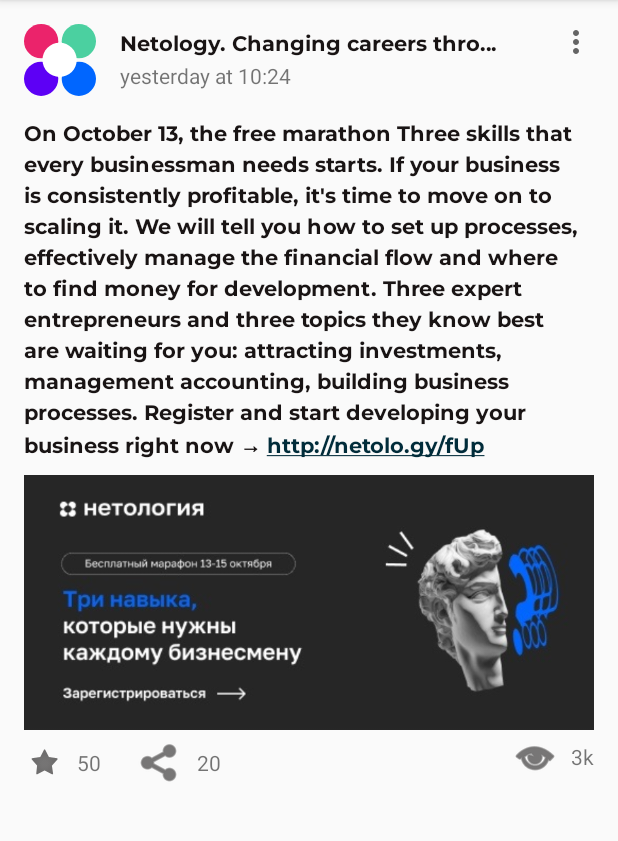
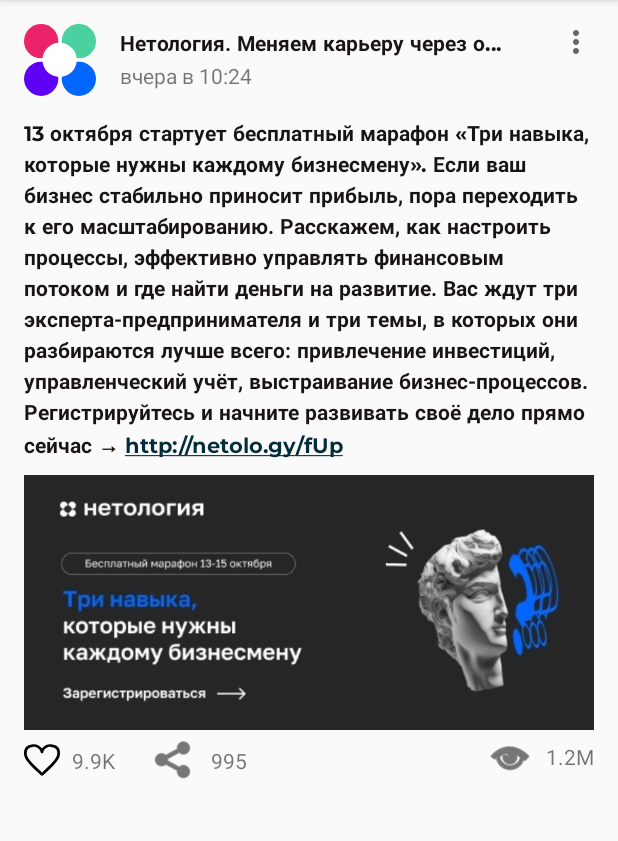
Before and after one commit to kosiginiv83/dz_an13_1.1, an Android app: the screen it shows after launch (MainActivity), on a phone screen of 412 x 824 dp, the part 84-925 px from its top. Run offline under Robolectric (Android 15) with nearby library versions, the phone set to English and light mode, and no system bars.

Commit message:
Added listeners to like and share buttons

```diff
--- a/app/build.gradle
+++ b/app/build.gradle
@@ -16,6 +16,10 @@ android {
         testInstrumentationRunner "androidx.test.runner.AndroidJUnitRunner"
     }
 
+    buildFeatures {
+        viewBinding = true
+    }
+
     buildTypes {
         release {
             minifyEnabled false
@@ -27,11 +31,11 @@ android {
 dependencies {
     implementation fileTree(dir: "libs", include: ["*.jar"])
     implementation "org.jetbrains.kotlin:kotlin-stdlib:$kotlin_version"
-    implementation 'androidx.core:core-ktx:1.1.0'
-    implementation 'androidx.appcompat:appcompat:1.1.0'
-    implementation 'androidx.constraintlayout:constraintlayout:1.1.3'
-    testImplementation 'junit:junit:4.12'
-    androidTestImplementation 'androidx.test.ext:junit:1.1.1'
-    androidTestImplementation 'androidx.test.espresso:espresso-core:3.2.0'
+    implementation 'androidx.core:core-ktx:1.3.2'
+    implementation 'androidx.appcompat:appcompat:1.2.0'
+    implementation 'androidx.constraintlayout:constraintlayout:2.0.2'
+    testImplementation 'junit:junit:4.13.1'
+    androidTestImplementation 'androidx.test.ext:junit:1.1.2'
+    androidTestImplementation 'androidx.test.espresso:espresso-core:3.3.0'
 
 }
--- a/app/src/main/java/ru/netology/nmedia/MainActivity.kt
+++ b/app/src/main/java/ru/netology/nmedia/MainActivity.kt
@@ -1,12 +1,66 @@
-
 package ru.netology.nmedia
 
 import androidx.appcompat.app.AppCompatActivity
 import android.os.Bundle
+import kotlinx.android.synthetic.main.activity_main.*
+import ru.netology.nmedia.databinding.ActivityMainBinding
+import ru.netology.nmedia.dto.Post
+
 
 class MainActivity : AppCompatActivity() {
     override fun onCreate(savedInstanceState: Bundle?) {
         super.onCreate(savedInstanceState)
-        setContentView(R.layout.activity_main)
+        val binding = ActivityMainBinding.inflate(layoutInflater)
+        setContentView(binding.root)
+
+        val post = Post(
+            id = 1,
+            author = "Нетология. Меняем карьеру через образование",
+            content = "13 октября стартует бесплатный марафон «Три навыка, которые нужны каждому бизнесмену». Если ваш бизнес стабильно приносит прибыль, пора переходить к его масштабированию. Расскажем, как настроить процессы, эффективно управлять финансовым потоком и где найти деньги на развитие. Вас ждут три эксперта-предпринимателя и три темы, в которых они разбираются лучше всего: привлечение инвестиций, управленческий учёт, выстраивание бизнес-процессов. Регистрируйтесь и начните развивать своё дело прямо сейчас → http://netolo.gy/fUp",
+            published = "вчера в 10:24",
+            likesCount = 9_999,
+            sharesCount = 995,
+            viewsCount = 1_200_000
+        )
+
+        with(binding) {
+            author.text = post.author
+            published.text = post.published
+            content.text = post.content
+            if (post.likedByMe) btnLike.setImageResource(R.drawable.ic_heart_red)
+            likesCount.text = getFormatNum(post.likesCount)
+            sharesCount.text = getFormatNum(post.sharesCount)
+            viewsCount.text = getFormatNum(post.viewsCount)
+
+            btnLike.setOnClickListener {
+                post.likedByMe = !post.likedByMe
+                btnLike.setImageResource(
+                    if (post.likedByMe) {
+                        post.likesCount++
+                        R.drawable.ic_heart_red
+                    } else {
+                        post.likesCount--
+                        R.drawable.ic_heart2
+                    }
+                )
+                likesCount.text = getFormatNum(post.likesCount)
+            }
+
+            btnShare.setOnClickListener {
+                post.sharesCount++
+                sharesCount.text = getFormatNum(post.sharesCount)
+            }
+        }
+    }
+
+    fun getFormatNum(num: Int) : String {
+        return when(num) {
+            in 0..999 -> num.toString()
+//            in 1000..9_999 -> String.format("%.1f", num / 1000.0) + "K" // format округляет
+            in 1000..9_999 -> "${num / 1000}.${num % 1000 / 100}K"
+            in 10_000..999_999 -> (num / 1000).toString() + "K"
+            in 1_000_000..Int.MAX_VALUE -> "${num/1_000_000}.${num%1_000_000/100_000}M"
+            else -> throw IllegalArgumentException("Некорректное число")
+        }
     }
 }
--- /dev/null
+++ b/app/src/main/java/ru/netology/nmedia/dto/Post.kt
@@ -0,0 +1,13 @@
+package ru.netology.nmedia.dto
+
+
+data class Post (
+    val id: Long,
+    val author: String,
+    val content: String,
+    val published: String,
+    var likedByMe: Boolean = false,
+    var likesCount: Int = 0,
+    var sharesCount: Int = 0,
+    var viewsCount: Int = 0,
+)
--- a/app/src/main/res/drawable/ic_heart.xml
+++ /dev/null
@@ -1,10 +0,0 @@
-<vector xmlns:android="http://schemas.android.com/apk/res/android"
-    android:width="24dp"
-    android:height="24dp"
-    android:viewportWidth="24"
-    android:viewportHeight="24">
-  <path
-      android:fillColor="#FF000000"
-      android:pathData="M12,21.593c-5.63,-5.539 -11,-10.297 -11,-14.402 0,-3.791 3.068,-5.191 5.281,-5.191 1.312,0 4.151,0.501 5.719,4.457 1.59,-3.968 4.464,-4.447 5.726,-4.447 2.54,0 5.274,1.621 5.274,5.181 0,4.069 -5.136,8.625 -11,14.402m5.726,-20.583c-2.203,0 -4.446,1.042 -5.726,3.238 -1.285,-2.206 -3.522,-3.248 -5.719,-3.248 -3.183,0 -6.281,2.187 -6.281,6.191 0,4.661 5.571,9.429 12,15.809 6.43,-6.38 12,-11.148 12,-15.809 0,-4.011 -3.095,-6.181 -6.274,-6.181"
-      android:fillType="evenOdd"/>
-</vector>
--- /dev/null
+++ b/app/src/main/res/drawable/ic_heart_red.xml
@@ -0,0 +1,9 @@
+<vector xmlns:android="http://schemas.android.com/apk/res/android"
+    android:width="24dp"
+    android:height="24dp"
+    android:viewportWidth="57.947"
+    android:viewportHeight="57.947">
+  <path
+      android:pathData="M28.947,56.486c15.685,-11.277 23.532,-21.592 27.222,-29.46c4.311,-9.193 0.561,-20.589 -8.845,-24.413C36.268,-1.88 28.947,8.486 28.947,8.486S21.678,-1.907 10.623,2.588C1.217,6.412 -2.533,17.808 1.778,27.001C5.468,34.868 13.262,45.21 28.947,56.486z"
+      android:fillColor="#E64C3C"/>
+</vector>
--- a/app/src/main/res/layout/activity_main.xml
+++ b/app/src/main/res/layout/activity_main.xml
@@ -26,26 +26,24 @@
         android:ellipsize="end"
         android:fontFamily="@font/montserrat_bold"
         android:maxLines="1"
-        tools:text="@sample/posts.json/data/author"
-        android:text="@string/author"
         android:textColor="#191414"
         android:textSize="14sp"
         app:layout_constraintBottom_toTopOf="@+id/published"
         app:layout_constraintEnd_toStartOf="@id/more_button"
         app:layout_constraintStart_toEndOf="@+id/avatar"
         app:layout_constraintTop_toTopOf="@+id/avatar"
-        app:layout_constraintVertical_chainStyle="packed" />
+        app:layout_constraintVertical_chainStyle="packed"
+        tools:text="@sample/posts.json/data/author" />
 
     <TextView
         android:id="@+id/published"
         android:layout_width="0dp"
         android:layout_height="wrap_content"
         android:ellipsize="end"
-        tools:text="@sample/posts.json/data/published"
-        android:text="@string/published"
         app:layout_constraintBottom_toBottomOf="@+id/avatar"
         app:layout_constraintStart_toStartOf="@+id/author"
-        app:layout_constraintTop_toBottomOf="@+id/author" />
+        app:layout_constraintTop_toBottomOf="@+id/author"
+        tools:text="@sample/posts.json/data/published" />
 
     <ImageButton
         android:id="@+id/more_button"
@@ -72,17 +70,16 @@
         android:layout_marginTop="16dp"
         android:autoLink="web"
         android:ellipsize="marquee"
-        android:maxLines="20"
         android:fontFamily="@font/montserrat_bold"
         android:lineSpacingExtra="4sp"
-        tools:text="@sample/posts.json/data/content"
-        android:text="@string/content"
+        android:maxLines="13"
         android:textColor="#191414"
         android:textColorLink="#012C3A"
         app:layout_constraintBottom_toTopOf="@id/post_img"
         app:layout_constraintEnd_toEndOf="parent"
         app:layout_constraintStart_toStartOf="parent"
-        app:layout_constraintTop_toBottomOf="@id/barrier_header" />
+        app:layout_constraintTop_toBottomOf="@id/barrier_header"
+        tools:text="@sample/posts.json/data/content" />
 
     <ImageView
         android:id="@+id/post_img"
@@ -109,58 +106,57 @@
         android:id="@+id/ic_eye"
         android:layout_width="wrap_content"
         android:layout_height="wrap_content"
-        android:tint="#201E1E"
+        android:layout_marginEnd="8dp"
         app:layout_constraintBottom_toBottomOf="@+id/views_count"
         app:layout_constraintEnd_toStartOf="@+id/views_count"
         app:layout_constraintTop_toTopOf="@+id/views_count"
-        android:layout_marginEnd="8dp"
-        app:srcCompat="@android:drawable/ic_menu_view" />
+        app:srcCompat="@android:drawable/ic_menu_view"
+        app:tint="#201E1E" />
 
     <ImageView
-        android:id="@+id/ic_arrow"
+        android:id="@+id/btn_share"
         android:layout_width="wrap_content"
         android:layout_height="wrap_content"
         android:layout_marginStart="24dp"
-        android:tint="#201E1E"
         app:layout_constraintBottom_toBottomOf="@+id/likes_count"
         app:layout_constraintStart_toEndOf="@+id/likes_count"
         app:layout_constraintTop_toTopOf="@id/likes_count"
-        app:srcCompat="@android:drawable/ic_menu_share" />
+        app:srcCompat="@android:drawable/ic_menu_share"
+        app:tint="#201E1E" />
 
     <ImageView
-        android:id="@+id/ic_heart"
+        android:id="@+id/btn_like"
         android:layout_width="wrap_content"
         android:layout_height="wrap_content"
-        android:tint="#201E1E"
         app:layout_constraintStart_toStartOf="parent"
         app:layout_constraintTop_toBottomOf="@+id/barrier_img_bottom"
-        app:srcCompat="@android:drawable/star_off" />
+        app:srcCompat="@drawable/ic_heart2" />
 
     <TextView
         android:id="@+id/likes_count"
         android:layout_width="wrap_content"
         android:layout_height="wrap_content"
         android:layout_marginStart="8dp"
-        android:text="50"
-        app:layout_constraintBottom_toBottomOf="@+id/ic_heart"
-        app:layout_constraintStart_toEndOf="@+id/ic_heart"
-        app:layout_constraintTop_toTopOf="@+id/ic_heart" />
+        tools:text="100"
+        app:layout_constraintBottom_toBottomOf="@+id/btn_like"
+        app:layout_constraintStart_toEndOf="@+id/btn_like"
+        app:layout_constraintTop_toTopOf="@+id/btn_like" />
 
     <TextView
-        android:id="@+id/repost_count"
+        android:id="@+id/shares_count"
         android:layout_width="wrap_content"
         android:layout_height="wrap_content"
         android:layout_marginStart="8dp"
-        android:text="20"
-        app:layout_constraintBottom_toBottomOf="@+id/ic_arrow"
-        app:layout_constraintStart_toEndOf="@+id/ic_arrow"
-        app:layout_constraintTop_toTopOf="@+id/ic_arrow" />
+        tools:text="50"
+        app:layout_constraintBottom_toBottomOf="@+id/btn_share"
+        app:layout_constraintStart_toEndOf="@+id/btn_share"
+        app:layout_constraintTop_toTopOf="@+id/btn_share" />
 
     <TextView
         android:id="@+id/views_count"
         android:layout_width="wrap_content"
         android:layout_height="wrap_content"
-        android:text="3k"
+        tools:text="1k"
         app:layout_constraintEnd_toEndOf="parent"
         app:layout_constraintTop_toBottomOf="@+id/barrier_img_bottom" />
 
```
Also changed, not shown: gradle/wrapper/gradle-wrapper.properties.
